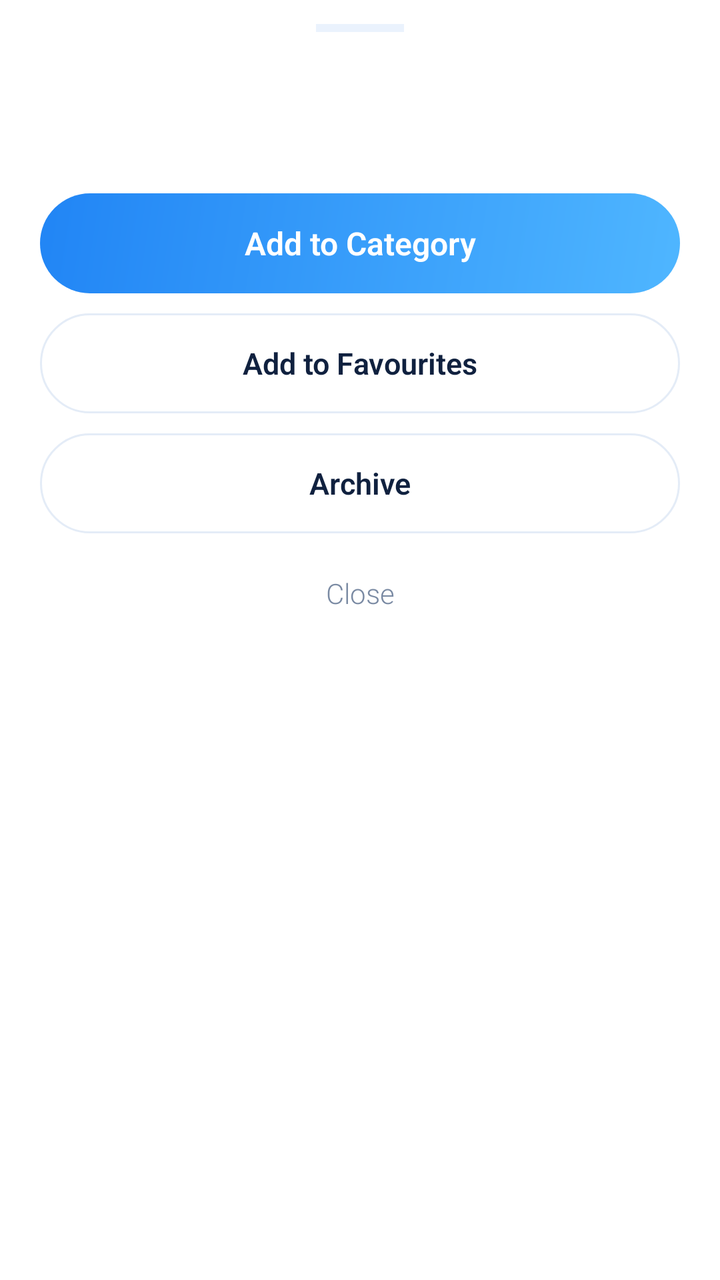
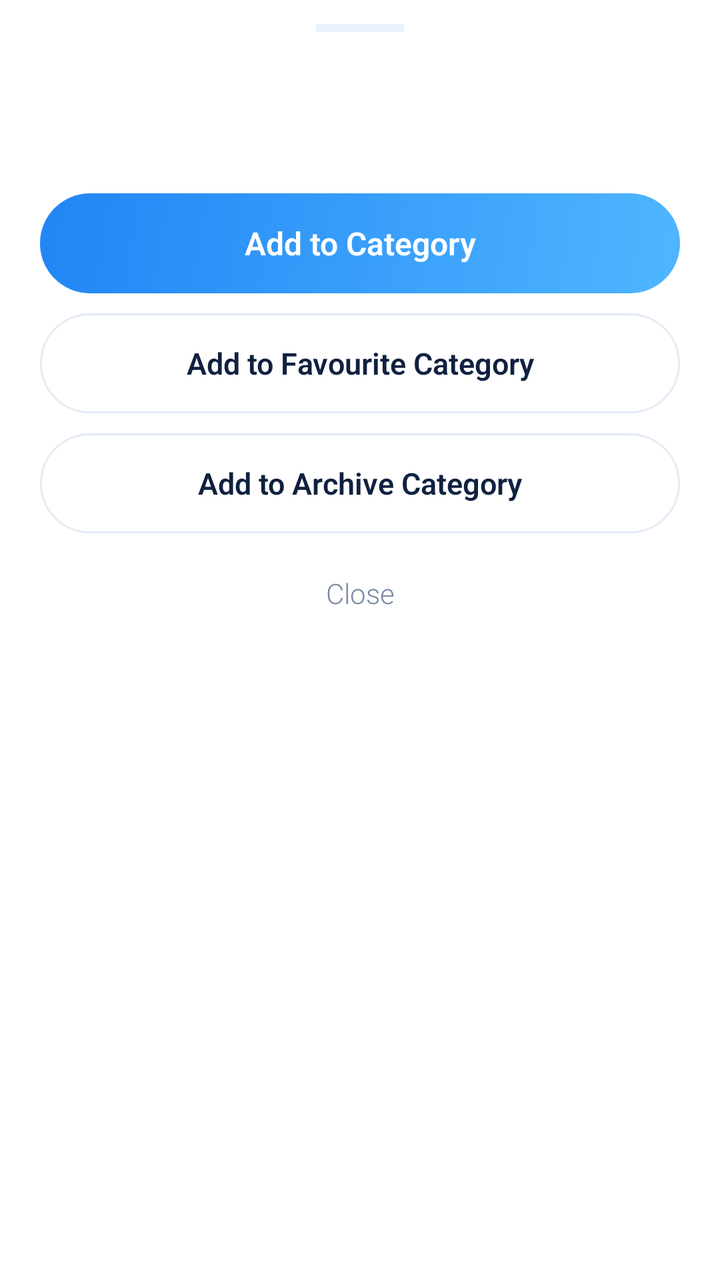

Screens rendered from an Android XML layout before and after an edit, with the pre-edit source and the edit as a unified diff.
<!-- AndroidManifest.xml: application theme Theme.BhajanApp -->
<!-- res/layout/dialog_bhajan_options.xml -->
<LinearLayout xmlns:android="http://schemas.android.com/apk/res/android"
    android:layout_width="match_parent"
    android:layout_height="wrap_content"
    android:background="@drawable/bg_bottom_sheet"
    android:orientation="vertical"
    android:paddingHorizontal="20dp"
    android:paddingBottom="16dp">

    <View
        android:layout_width="44dp"
        android:layout_height="4dp"
        android:layout_gravity="center_horizontal"
        android:layout_marginTop="12dp"
        android:background="@color/muted" />

    <TextView
        android:id="@+id/sheet_title"
        android:layout_width="match_parent"
        android:layout_height="wrap_content"
        android:layout_marginTop="16dp"
        android:ellipsize="end"
        android:maxLines="2"
        android:textColor="@color/text_primary"
        android:textSize="20sp"
        android:textStyle="bold" />

    <TextView
        android:id="@+id/sheet_sub"
        android:layout_width="match_parent"
        android:layout_height="wrap_content"
        android:layout_marginTop="4dp"
        android:textColor="@color/text_secondary"
        android:textSize="13sp" />

    <TextView
        android:id="@+id/sheet_category"
        android:layout_width="match_parent"
        android:layout_height="50dp"
        android:layout_marginTop="16dp"
        android:background="@drawable/bg_button_accent"
        android:gravity="center"
        android:text="Add to Category"
        android:textColor="@color/on_accent"
        android:textSize="16sp"
        android:textStyle="bold" />

    <TextView
        android:id="@+id/sheet_fav"
        android:layout_width="match_parent"
        android:layout_height="50dp"
        android:layout_marginTop="10dp"
        android:background="@drawable/bg_pill"
        android:gravity="center"
        android:text="Add to Favourites"
        android:textColor="@color/text_primary"
        android:textSize="15sp"
        android:textStyle="bold" />

    <TextView
        android:id="@+id/sheet_archive"
        android:layout_width="match_parent"
        android:layout_height="50dp"
        android:layout_marginTop="10dp"
        android:background="@drawable/bg_pill"
        android:gravity="center"
        android:text="Archive"
        android:textColor="@color/text_primary"
        android:textSize="15sp"
        android:textStyle="bold" />

    <TextView
        android:id="@+id/sheet_remove_recent"
        android:layout_width="match_parent"
        android:layout_height="50dp"
        android:layout_marginTop="10dp"
        android:background="@drawable/bg_pill"
        android:gravity="center"
        android:text="Remove from Recent"
        android:textColor="@color/red"
        android:textSize="15sp"
        android:textStyle="bold"
        android:visibility="gone" />

    <TextView
        android:id="@+id/sheet_remove_category"
        android:layout_width="match_parent"
        android:layout_height="50dp"
        android:layout_marginTop="10dp"
        android:background="@drawable/bg_pill"
        android:gravity="center"
        android:text="Remove from this Category"
        android:textColor="@color/red"
        android:textSize="15sp"
        android:textStyle="bold"
        android:visibility="gone" />

    <TextView
        android:id="@+id/sheet_close"
        android:layout_width="match_parent"
        android:layout_height="44dp"
        android:layout_marginTop="8dp"
        android:gravity="center"
        android:text="Close"
        android:textColor="@color/text_secondary"
        android:textSize="14sp" />
</LinearLayout>
<!-- resources referenced by this layout -->
<resources>
  <color name="muted">#EAF2FD</color>
  <color name="on_accent">#FFFFFF</color>
  <color name="red">#E5484D</color>
  <color name="text_primary">#10213F</color>
  <color name="text_secondary">#7A8AA3</color>
  <!-- drawable bg_bottom_sheet (drawable) -->
  <?xml version="1.0" encoding="utf-8"?>
  <shape xmlns:android="http://schemas.android.com/apk/res/android"
      android:shape="rectangle">
      <solid android:color="@color/card" />
      <corners
          android:topLeftRadius="24dp"
          android:topRightRadius="24dp" />
  </shape>
  <!-- drawable bg_button_accent (drawable) -->
  <?xml version="1.0" encoding="utf-8"?>
  <shape xmlns:android="http://schemas.android.com/apk/res/android" android:shape="rectangle">
      <gradient
          android:angle="315"
          android:endColor="@color/accent_light"
          android:startColor="@color/accent"
          android:type="linear" />
      <corners android:radius="26dp" />
  </shape>
  <!-- drawable bg_pill (drawable) -->
  <?xml version="1.0" encoding="utf-8"?>
  <shape xmlns:android="http://schemas.android.com/apk/res/android" android:shape="rectangle">
      <solid android:color="@color/card" />
      <corners android:radius="26dp" />
      <stroke android:width="1dp" android:color="@color/card_border" />
  </shape>
  <style name="Theme.BhajanApp" parent="Theme.MaterialComponents.DayNight.NoActionBar">
          <item name="colorPrimary">@color/accent</item>
          <item name="android:statusBarColor">@color/bg</item>
          <item name="android:windowLightStatusBar">true</item>
          <item name="android:fontFamily">sans-serif-light</item>
          <item name="fontFamily">sans-serif-light</item>
      </style>
  <color name="card">#FFFFFF</color>
  <color name="accent_light">#4FB6FF</color>
  <color name="accent">#2185F5</color>
  <color name="card_border">#E4ECF7</color>
  <color name="bg">#F4F8FE</color>
</resources>

<!-- the commit's change to res/layout/dialog_bhajan_options.xml (unified diff, before → after) -->
@@ -51,7 +51,7 @@
         android:layout_marginTop="10dp"
         android:background="@drawable/bg_pill"
         android:gravity="center"
-        android:text="Add to Favourites"
+        android:text="Add to Favourite Category"
         android:textColor="@color/text_primary"
         android:textSize="15sp"
         android:textStyle="bold" />
@@ -63,7 +63,7 @@
         android:layout_marginTop="10dp"
         android:background="@drawable/bg_pill"
         android:gravity="center"
-        android:text="Archive"
+        android:text="Add to Archive Category"
         android:textColor="@color/text_primary"
         android:textSize="15sp"
         android:textStyle="bold" />
